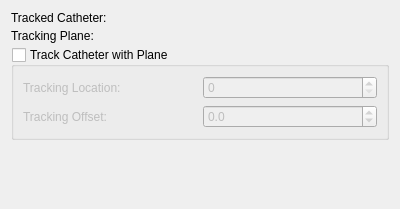
pengwg/vurtigo, file Plugins/CathTracking/CathTracking.ui: the form before one commit.
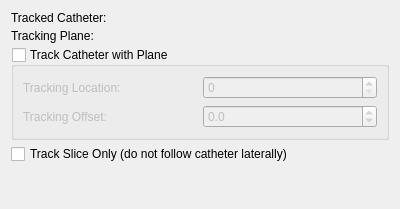
The form after the commit.

Commit message: Brought back changes to catheter tracking that were lost in the merge Now allows catheter tracking to only involve "depth" and not plane center

What changed in the file:
```diff
--- a/Plugins/CathTracking/CathTracking.ui
+++ b/Plugins/CathTracking/CathTracking.ui
@@ -81,7 +81,7 @@
      </layout>
     </widget>
    </item>
-   <item row="3" column="0">
+   <item row="4" column="0">
     <spacer name="verticalSpacer">
      <property name="orientation">
       <enum>Qt::Vertical</enum>
@@ -94,6 +94,13 @@
      </property>
     </spacer>
    </item>
+   <item row="3" column="0">
+    <widget class="QCheckBox" name="sliceOnlyCheckBox">
+     <property name="text">
+      <string>Track Slice Only (do not follow catheter laterally)</string>
+     </property>
+    </widget>
+   </item>
   </layout>
  </widget>
  <resources/>
```
The commit also changes 4 other files.
